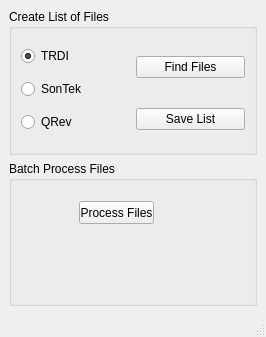
Before: the Qt Designer form Panels/batch.ui in usgsdsm/qrevpy, drawn with Qt 5.
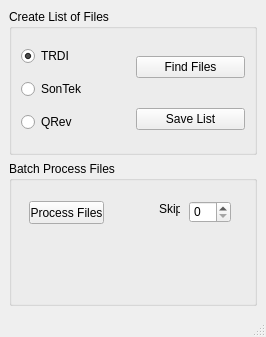
After: the same form once the commit is applied.

Patch:
```diff
--- a/Panels/batch.ui
+++ b/Panels/batch.ui
@@ -77,7 +77,7 @@
       <widget class="QPushButton" name="pb_process">
        <property name="geometry">
         <rect>
-         <x>70</x>
+         <x>20</x>
          <y>40</y>
          <width>75</width>
          <height>23</height>
@@ -100,6 +100,29 @@
         <string/>
        </property>
       </widget>
+      <widget class="QSpinBox" name="sb_skip">
+       <property name="geometry">
+        <rect>
+         <x>180</x>
+         <y>40</y>
+         <width>42</width>
+         <height>22</height>
+        </rect>
+       </property>
+      </widget>
+      <widget class="QLabel" name="label">
+       <property name="geometry">
+        <rect>
+         <x>150</x>
+         <y>40</y>
+         <width>21</width>
+         <height>16</height>
+        </rect>
+       </property>
+       <property name="text">
+        <string>Skip</string>
+       </property>
+      </widget>
      </widget>
     </item>
    </layout>
```
